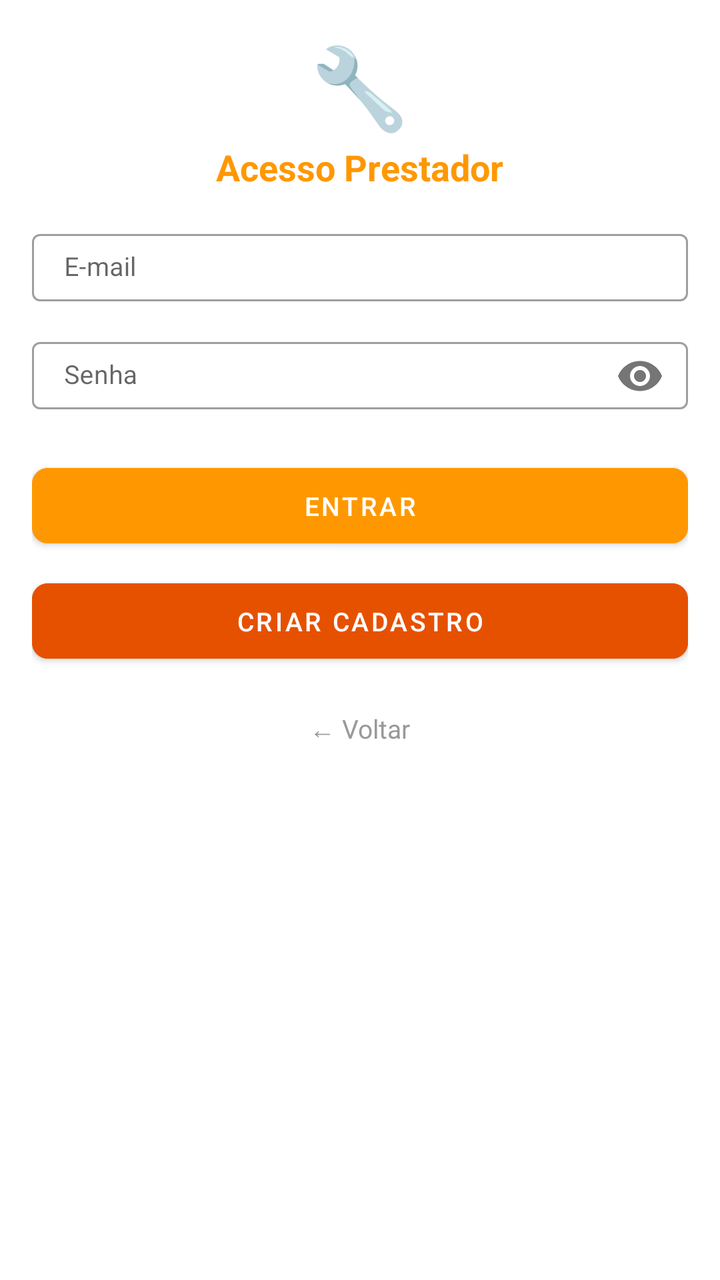
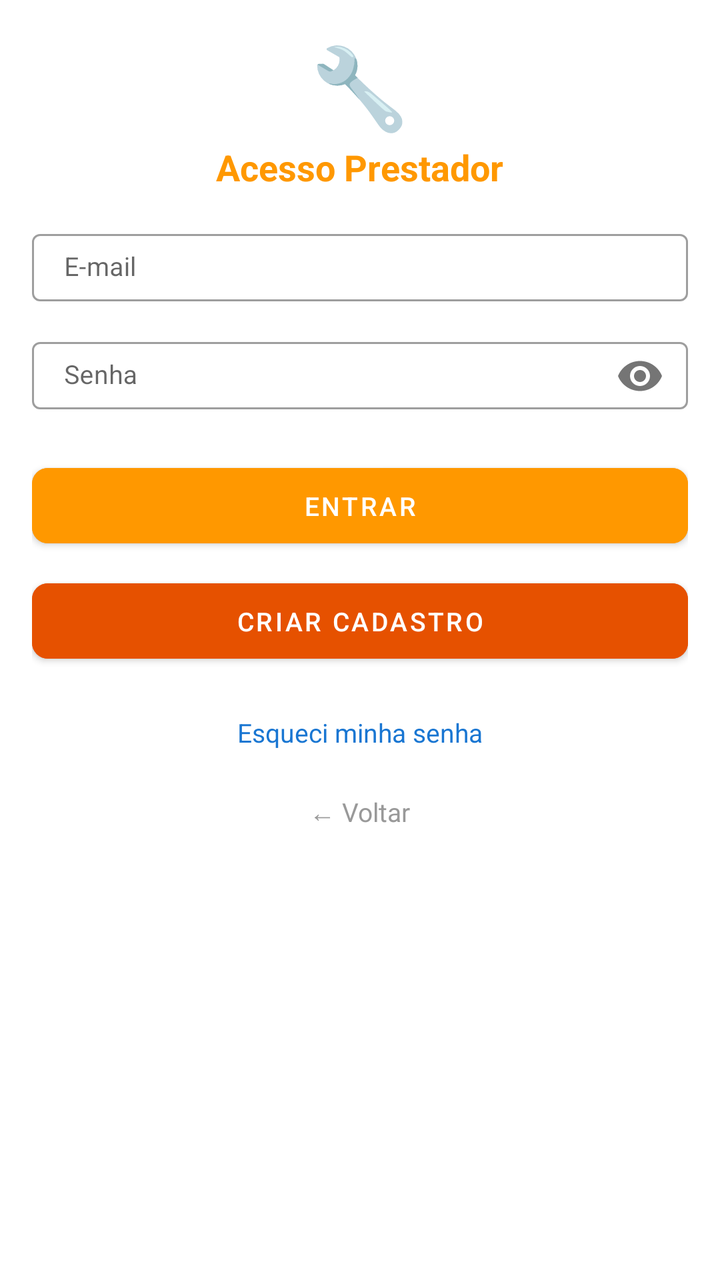

An Android layout rendered at two revisions. The XML below is the earlier revision; the diff shows what the commit changed to produce the second picture.
<!-- AndroidManifest.xml: application theme Theme.MaterialComponents.Light.NoActionBar -->
<!-- res/layout/activity_login_prestador.xml -->
<?xml version="1.0" encoding="utf-8"?>
<LinearLayout xmlns:android="http://schemas.android.com/apk/res/android"
    xmlns:app="http://schemas.android.com/apk/res-auto"
    xmlns:tools="http://schemas.android.com/tools"
    android:layout_width="match_parent"
    android:layout_height="match_parent"
    android:orientation="vertical"
    android:padding="16dp"
    android:paddingTop="48dp"
    android:background="@android:color/white"
    android:fitsSystemWindows="true"
    tools:context=".LoginPrestadorActivity">

    
    <TextView
        android:layout_width="wrap_content"
        android:layout_height="wrap_content"
        android:text="🔧"
        android:textSize="40sp"
        android:layout_marginBottom="2dp"
        android:layout_gravity="center_horizontal" />

    
    <TextView
        android:layout_width="wrap_content"
        android:layout_height="wrap_content"
        android:text="Acesso Prestador"
        android:textSize="18sp"
        android:textStyle="bold"
        android:textColor="#FF9800"
        android:layout_marginBottom="16dp"
        android:layout_gravity="center_horizontal" />

    
    <com.google.android.material.textfield.TextInputLayout
        android:layout_width="match_parent"
        android:layout_height="wrap_content"
        android:layout_marginBottom="8dp"
        app:hintEnabled="true"
        style="@style/Widget.MaterialComponents.TextInputLayout.OutlinedBox">

        <com.google.android.material.textfield.TextInputEditText
            android:id="@+id/edtEmailLogin"
            android:layout_width="match_parent"
            android:layout_height="wrap_content"
            android:hint="E-mail"
            android:inputType="textEmailAddress"
            android:maxLines="1"
            android:textSize="13sp"
            android:paddingTop="8dp"
            android:paddingBottom="8dp" />
    </com.google.android.material.textfield.TextInputLayout>

    
    <com.google.android.material.textfield.TextInputLayout
        android:layout_width="match_parent"
        android:layout_height="wrap_content"
        android:layout_marginBottom="16dp"
        app:hintEnabled="true"
        app:passwordToggleEnabled="true"
        style="@style/Widget.MaterialComponents.TextInputLayout.OutlinedBox">

        <com.google.android.material.textfield.TextInputEditText
            android:id="@+id/edtSenhaLogin"
            android:layout_width="match_parent"
            android:layout_height="wrap_content"
            android:hint="Senha"
            android:inputType="textPassword"
            android:maxLines="1"
            android:textSize="13sp"
            android:paddingTop="8dp"
            android:paddingBottom="8dp" />
    </com.google.android.material.textfield.TextInputLayout>

    
    <com.google.android.material.button.MaterialButton
        android:id="@+id/btnEntrar"
        android:layout_width="match_parent"
        android:layout_height="wrap_content"
        android:text="ENTRAR"
        android:textSize="13sp"
        android:padding="10dp"
        android:backgroundTint="#FF9800"
        app:cornerRadius="8dp"
        android:layout_marginBottom="8dp" />

    
    <com.google.android.material.button.MaterialButton
        android:id="@+id/btnCriarConta"
        android:layout_width="match_parent"
        android:layout_height="wrap_content"
        android:text="CRIAR CADASTRO"
        android:textSize="13sp"
        android:padding="10dp"
        android:backgroundTint="#E65100"
        app:cornerRadius="8dp"
        android:layout_marginBottom="16dp" />

    
    <TextView
        android:id="@+id/tvMensagem"
        android:layout_width="wrap_content"
        android:layout_height="wrap_content"
        android:text=""
        android:textColor="#D32F2F"
        android:textSize="12sp"
        android:visibility="gone"
        android:layout_gravity="center_horizontal"
        android:layout_marginBottom="12dp" />

    
    <TextView
        android:id="@+id/btnVoltarLogin"
        android:layout_width="wrap_content"
        android:layout_height="wrap_content"
        android:text="← Voltar"
        android:textSize="13sp"
        android:textColor="#999999"
        android:clickable="true"
        android:focusable="true"
        android:background="?attr/selectableItemBackground"
        android:layout_gravity="center_horizontal"
        android:padding="4dp" />

</LinearLayout>
<!-- resources referenced by this layout -->
<resources>

</resources>

<!-- the commit's change to res/layout/activity_login_prestador.xml (unified diff, before → after) -->
@@ -98,6 +98,21 @@
 
     
     <TextView
+        android:id="@+id/btnEsqueciSenha"
+        android:layout_width="wrap_content"
+        android:layout_height="wrap_content"
+        android:text="Esqueci minha senha"
+        android:textSize="13sp"
+        android:textColor="#1976D2"
+        android:padding="6dp"
+        android:clickable="true"
+        android:focusable="true"
+        android:background="?attr/selectableItemBackground"
+        android:layout_gravity="center_horizontal"
+        android:layout_marginBottom="12dp" />
+
+    
+    <TextView
         android:id="@+id/tvMensagem"
         android:layout_width="wrap_content"
         android:layout_height="wrap_content"
